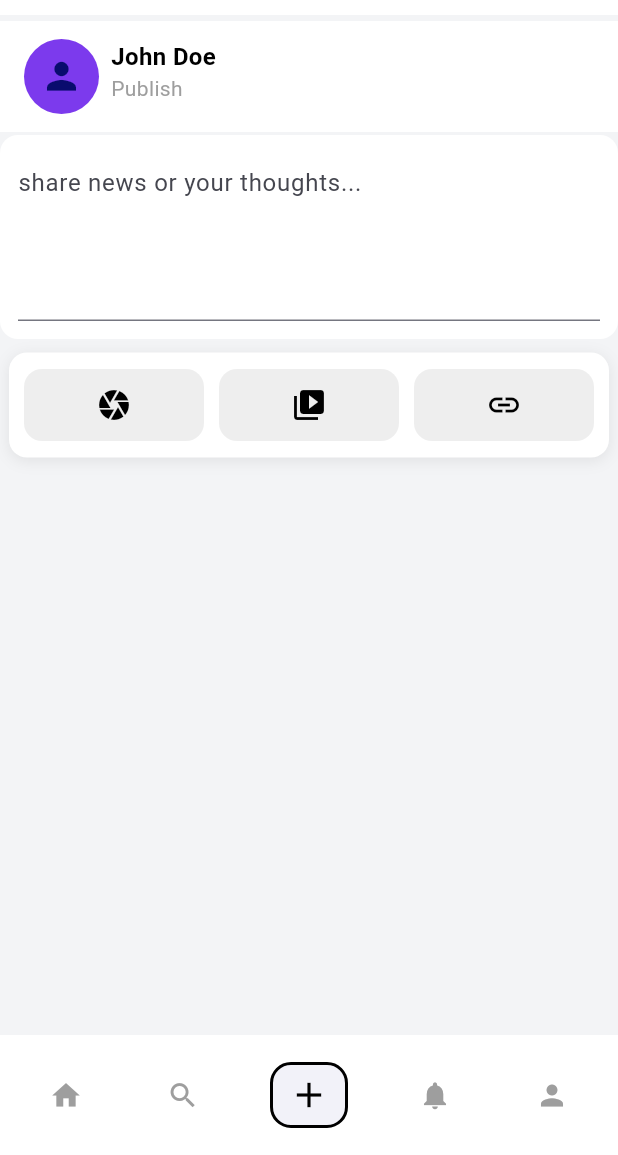
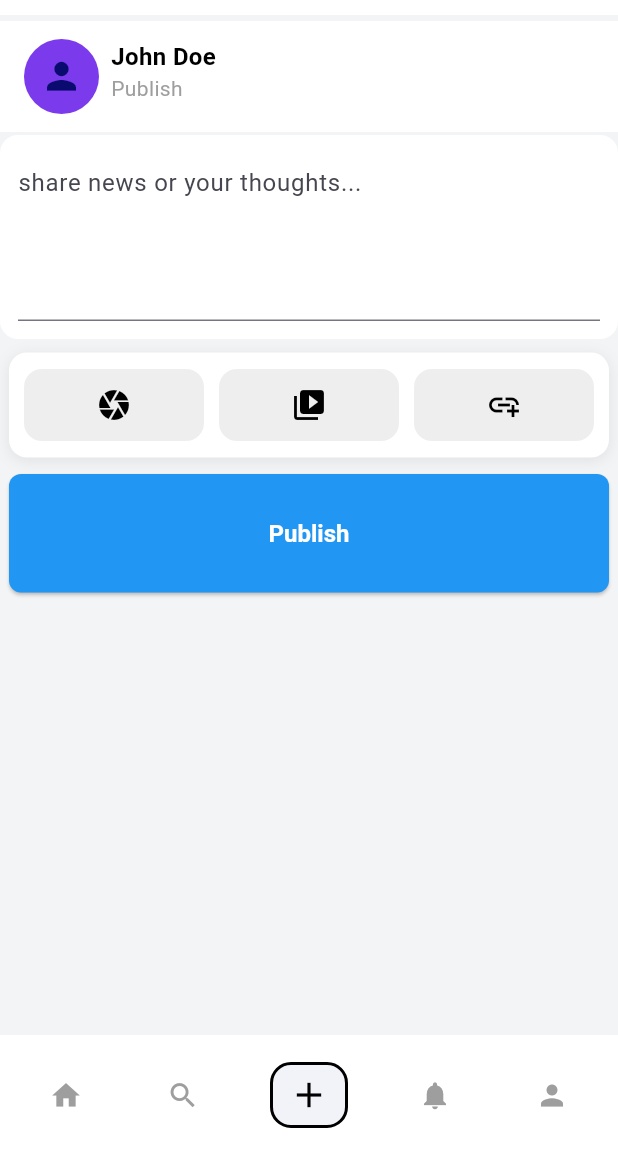
Before and after one commit to HenokDagne/news_share, a Flutter app: the screen it shows after launch, item 3 of the bottom bar chosen, on a phone screen of 412 x 824 dp, the part 81-1236 px from its top. Run offline on Flutter 3.47's test engine with Material 3 defaults, Android fonts, the phone set to English and light mode, and no system bars; our stand-ins replace image_picker; key blocks and very long unbroken strings in the code were emptied for the run.

Commit message:
update gitigonore

```diff
--- a/lib/screens/post/post_photo.dart
+++ b/lib/screens/post/post_photo.dart
@@ -1,5 +1,6 @@
 import 'package:flutter/material.dart';
 import 'package:image_picker/image_picker.dart';
+import 'publish_button.dart';
 class PostPhoto extends StatelessWidget {
   const PostPhoto({super.key});
   @override
@@ -81,7 +82,7 @@ class PostPhoto extends StatelessWidget {
                 ),
                 child: IconButton(
                   mouseCursor: SystemMouseCursors.click,
-                  icon: const Icon(Icons.link,
+                  icon: const Icon(Icons.add_link,
                       color: Colors.black, size: 24),
                   onPressed: () async {
                     debugPrint('Link button pressed.');
@@ -92,6 +93,11 @@ class PostPhoto extends StatelessWidget {
             ],
           ),
         ),
+        const SizedBox(height: 4),
+        Container(
+          margin: const EdgeInsetsDirectional.symmetric(horizontal: 6, vertical: 2),
+          child: const PublishButton(),
+        )
       ],
     );
   }
--- /dev/null
+++ b/lib/screens/post/publish_button.dart
@@ -0,0 +1,24 @@
+import 'package:flutter/material.dart';
+
+class PublishButton extends StatelessWidget {
+  const PublishButton({super.key});
+  @override
+  Widget build(BuildContext context) {
+    return ElevatedButton(
+      onPressed: () {
+        print("Publish button pressed");
+        // Handle publish button press
+      },
+
+      style: ElevatedButton.styleFrom(
+        backgroundColor: Colors.blue,
+        foregroundColor: Colors.white,
+
+        padding: const EdgeInsets.symmetric(vertical: 30),
+        textStyle: const TextStyle(fontSize: 16, fontWeight: FontWeight.bold),
+        shape: RoundedRectangleBorder(borderRadius: BorderRadius.circular(8)),
+      ),
+      child: const Text("Publish"),
+    );
+  }
+}
```
Also changed, not shown: pubspec.yaml (+10 -1 lines), pubspec.lock, 2 other files.
